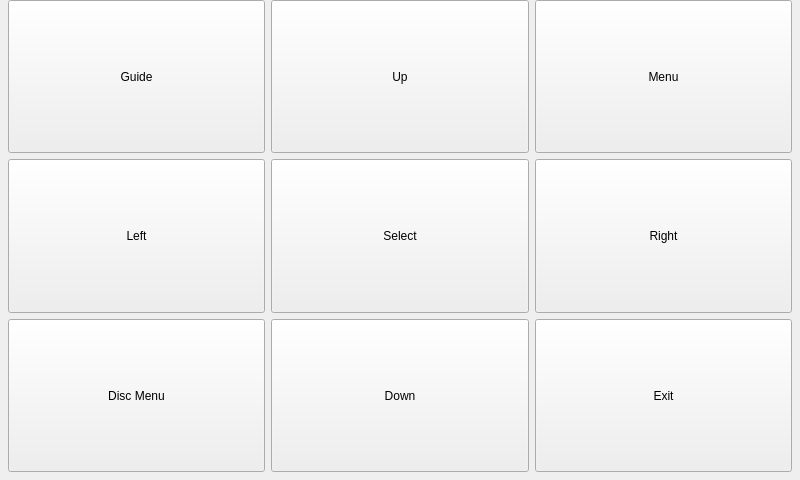
The window that forms/pirmenuform.ui (jpietrzak8/Pierogi) describes before a commit, drawn with Qt 5.
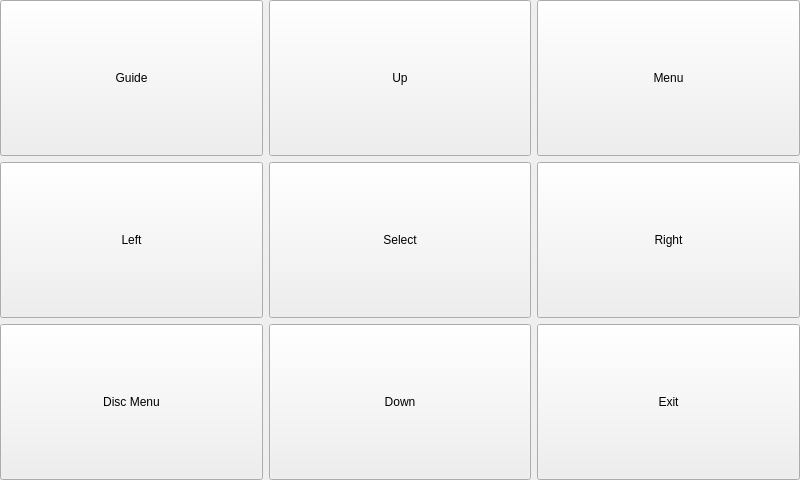
The same window after the commit. Icons and pictures are not drawn.

What changed in the file:
```diff
--- a/forms/pirmenuform.ui
+++ b/forms/pirmenuform.ui
@@ -14,18 +14,9 @@
    <string>Form</string>
   </property>
   <layout class="QGridLayout" name="gridLayout">
-   <property name="leftMargin">
-    <number>8</number>
-   </property>
-   <property name="topMargin">
+   <property name="margin">
     <number>0</number>
    </property>
-   <property name="rightMargin">
-    <number>8</number>
-   </property>
-   <property name="bottomMargin">
-    <number>8</number>
-   </property>
    <item row="0" column="0">
     <widget class="QPushButton" name="guideButton">
      <property name="sizePolicy">
```
